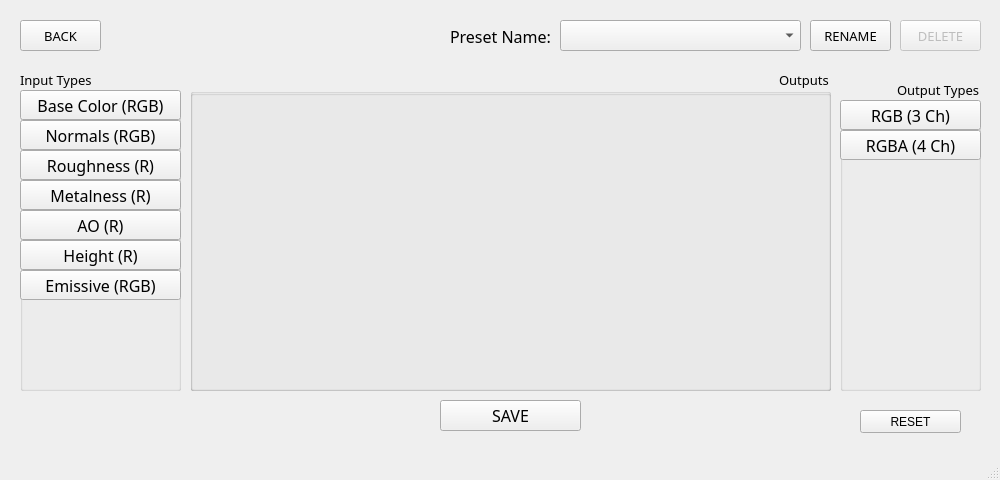
First picture: the form in PresetMaker.ui, repository Markgundam/TexturePacker, before the edit.
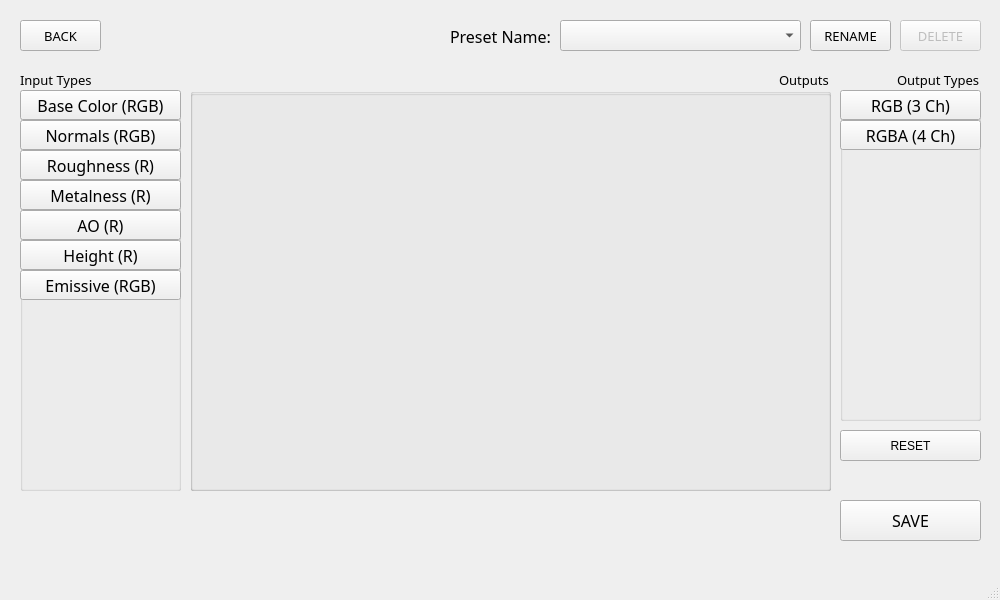
Second picture: the form after the edit.

What changed in the file:
```diff
--- a/PresetMaker.ui
+++ b/PresetMaker.ui
@@ -7,13 +7,13 @@
     <x>0</x>
     <y>0</y>
     <width>1000</width>
-    <height>480</height>
+    <height>600</height>
    </rect>
   </property>
   <property name="minimumSize">
    <size>
-    <width>800</width>
-    <height>480</height>
+    <width>1000</width>
+    <height>600</height>
    </size>
   </property>
   <property name="font">
@@ -40,7 +40,7 @@
       <x>20</x>
       <y>70</y>
       <width>161</width>
-      <height>321</height>
+      <height>421</height>
      </rect>
     </property>
     <property name="font">
@@ -214,9 +214,9 @@
     <property name="geometry">
      <rect>
       <x>840</x>
-      <y>80</y>
+      <y>70</y>
       <width>141</width>
-      <height>311</height>
+      <height>351</height>
      </rect>
     </property>
     <property name="font">
@@ -293,10 +293,10 @@
    <widget class="QPushButton" name="SavePresetButton">
     <property name="geometry">
      <rect>
-      <x>440</x>
-      <y>400</y>
+      <x>840</x>
+      <y>500</y>
       <width>141</width>
-      <height>31</height>
+      <height>41</height>
      </rect>
     </property>
     <property name="font">
@@ -336,7 +336,7 @@
       <x>190</x>
       <y>70</y>
       <width>641</width>
-      <height>321</height>
+      <height>421</height>
      </rect>
     </property>
     <property name="font">
@@ -358,7 +358,7 @@
        <x>0</x>
        <y>20</y>
        <width>641</width>
-       <height>301</height>
+       <height>401</height>
       </rect>
      </property>
      <property name="autoFillBackground">
@@ -378,10 +378,10 @@
    <widget class="QPushButton" name="ResetButton">
     <property name="geometry">
      <rect>
-      <x>860</x>
-      <y>410</y>
-      <width>101</width>
-      <height>23</height>
+      <x>840</x>
+      <y>430</y>
+      <width>141</width>
+      <height>31</height>
      </rect>
     </property>
     <property name="text">
@@ -457,10 +457,10 @@
    <widget class="QLabel" name="Notification">
     <property name="geometry">
      <rect>
-      <x>110</x>
-      <y>20</y>
-      <width>331</width>
-      <height>31</height>
+      <x>20</x>
+      <y>500</y>
+      <width>811</width>
+      <height>41</height>
      </rect>
     </property>
     <property name="font">
```
